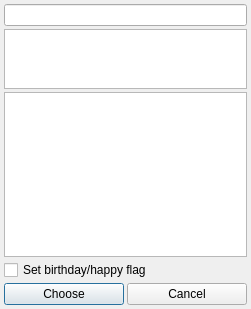
Above: plugins/icq/customstatusdialog.ui from Winand/mqutim before the change. Below: the same form after it.
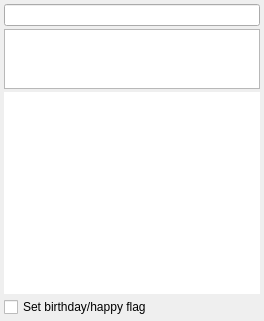
That is the form after the change. Icons and pictures are not drawn.

```diff
--- a/plugins/icq/customstatusdialog.ui
+++ b/plugins/icq/customstatusdialog.ui
@@ -1,13 +1,13 @@
 <?xml version="1.0" encoding="UTF-8"?>
 <ui version="4.0">
  <class>customStatusDialogClass</class>
- <widget class="QDialog" name="customStatusDialogClass">
-  <property name="geometry">
+ <widget class="QDialog" name="customStatusDialogClass" >
+  <property name="geometry" >
    <rect>
     <x>0</x>
     <y>0</y>
-    <width>251</width>
-    <height>309</height>
+    <width>264</width>
+    <height>321</height>
    </rect>
   </property>
   <property name="windowTitle">
@@ -47,9 +47,24 @@
      </property>
     </widget>
    </item>
-   <item row="2" column="0" colspan="2">
-    <widget class="QListWidget" name="iconList">
-     <property name="showDropIndicator" stdset="0">
+   <item row="2" column="0" colspan="2" >
+    <widget class="QListWidget" name="iconList" >
+     <property name="sizePolicy" >
+      <sizepolicy vsizetype="Preferred" hsizetype="Expanding" >
+       <horstretch>0</horstretch>
+       <verstretch>0</verstretch>
+      </sizepolicy>
+     </property>
+     <property name="focusPolicy" >
+      <enum>Qt::NoFocus</enum>
+     </property>
+     <property name="frameShape" >
+      <enum>QFrame::NoFrame</enum>
+     </property>
+     <property name="frameShadow" >
+      <enum>QFrame::Plain</enum>
+     </property>
+     <property name="showDropIndicator" stdset="0" >
       <bool>false</bool>
      </property>
      <property name="movement">
@@ -63,38 +78,16 @@
      </property>
     </widget>
    </item>
-   <item row="4" column="0">
-    <widget class="QPushButton" name="chooseButton">
-     <property name="text">
-      <string>Choose</string>
-     </property>
-     <property name="icon">
-      <iconset>
-       <normaloff>:/icons/crystal_project/apply.png</normaloff>:/icons/crystal_project/apply.png</iconset>
-     </property>
-    </widget>
-   </item>
-   <item row="4" column="1">
-    <widget class="QPushButton" name="cancelButton">
-     <property name="text">
-      <string>Cancel</string>
-     </property>
-     <property name="icon">
-      <iconset>
-       <normaloff>:/icons/crystal_project/cancel.png</normaloff>:/icons/crystal_project/cancel.png</iconset>
-     </property>
-    </widget>
-   </item>
-   <item row="3" column="0" colspan="2">
-    <widget class="QCheckBox" name="birthBox">
-     <property name="text">
+   <item row="3" column="0" colspan="2" >
+    <widget class="QCheckBox" name="birthBox" >
+     <property name="text" >
       <string>Set birthday/happy flag</string>
      </property>
     </widget>
    </item>
   </layout>
  </widget>
- <layoutdefault spacing="6" margin="11"/>
+ <layoutdefault spacing="6" margin="11" />
  <resources/>
  <connections>
   <connection>
```
Left out of the diff: 54 changed lines with no effect on the pictures.
